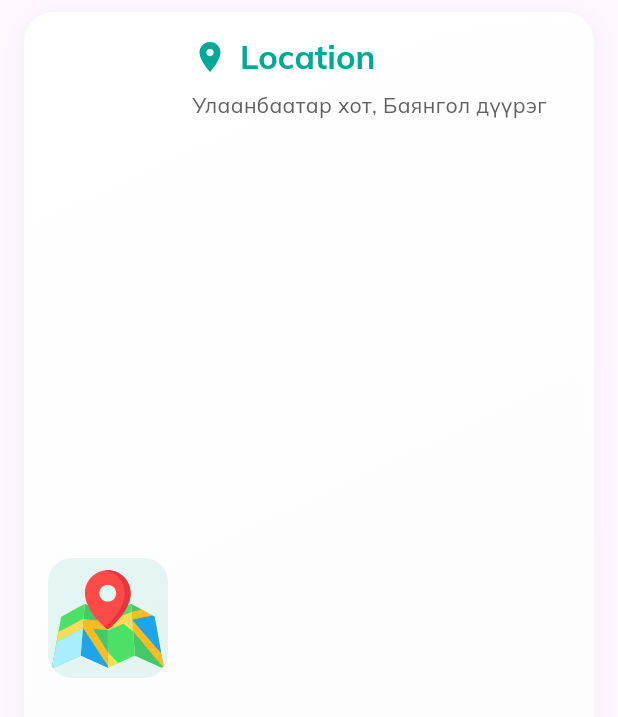
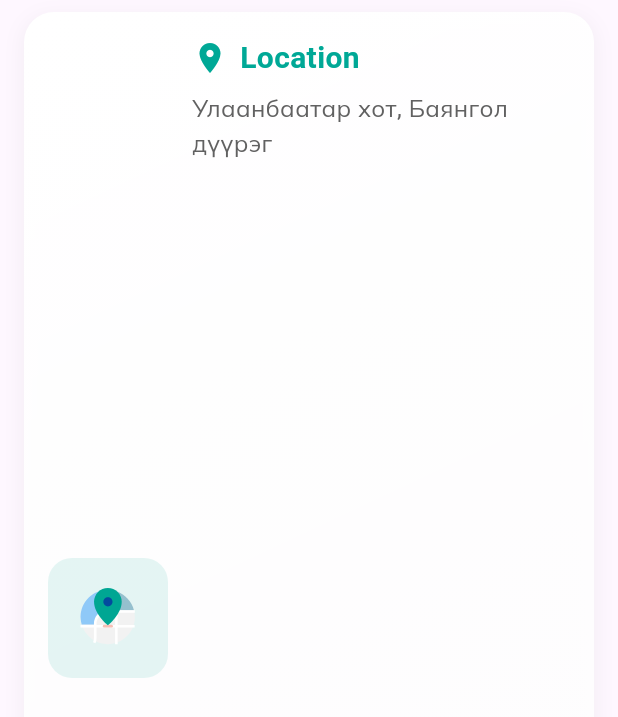
Before and after one commit to Unubold864/diplom, a Flutter app: the LocationCard widget shown alone on an empty page, opened directly, on a phone screen of 412 x 824 dp. Shown: the top 717 px of the screen. Run offline on Flutter 3.47's test engine with Material 3 defaults, Android fonts, the phone set to English and light mode, and no system bars; our stand-ins replace google_fonts, introduction_screen, lottie; missing offline and left inert: ionicons_named.

Commit message:
centered json

```diff
--- a/travel/frontend/lib/widgets/location_card.dart
+++ b/travel/frontend/lib/widgets/location_card.dart
@@ -42,9 +42,11 @@ class LocationCard extends StatelessWidget {
                 color: persianGreen.withOpacity(0.1), // Persian Green background
                 borderRadius: BorderRadius.circular(16),
               ),
-              child: Lottie.asset(
-                'assets/map.json', // Replace with your Lottie file
-                fit: BoxFit.cover,
+              child: Center( // Center the Lottie animation
+                child: Lottie.asset(
+                  'assets/map1.json', // Replace with your Lottie file
+                  fit: BoxFit.cover,
+                ),
               ),
             ),
             const SizedBox(width: 16),
@@ -63,9 +65,11 @@ class LocationCard extends StatelessWidget {
                       const SizedBox(width: 8),
                       Text(
                         "Location",
-                        style: Theme.of(context).textTheme.titleLarge?.copyWith(
+                        style: TextStyle( // Custom font style
+                          fontSize: 20,
+                          fontWeight: FontWeight.bold,
                           color: persianGreen, // Persian Green text
-                          fontWeight: FontWeight.bold,
+                          fontFamily: 'YourCustomFont', // Replace with your custom font
                         ),
                       ),
                     ],
@@ -73,8 +77,10 @@ class LocationCard extends StatelessWidget {
                   const SizedBox(height: 8),
                   Text(
                     "Улаанбаатар хот, Баянгол дүүрэг",
-                    style: Theme.of(context).textTheme.bodyMedium?.copyWith(
+                    style: TextStyle( // Custom font style
+                      fontSize: 16,
                       color: Colors.grey[700],
+                      fontFamily: 'YourCustomFont', // Replace with your custom font
                     ),
                   ),
                 ],
```
Also changed, not shown: travel/frontend/assets/map1.json (added, +1 -0 lines).
